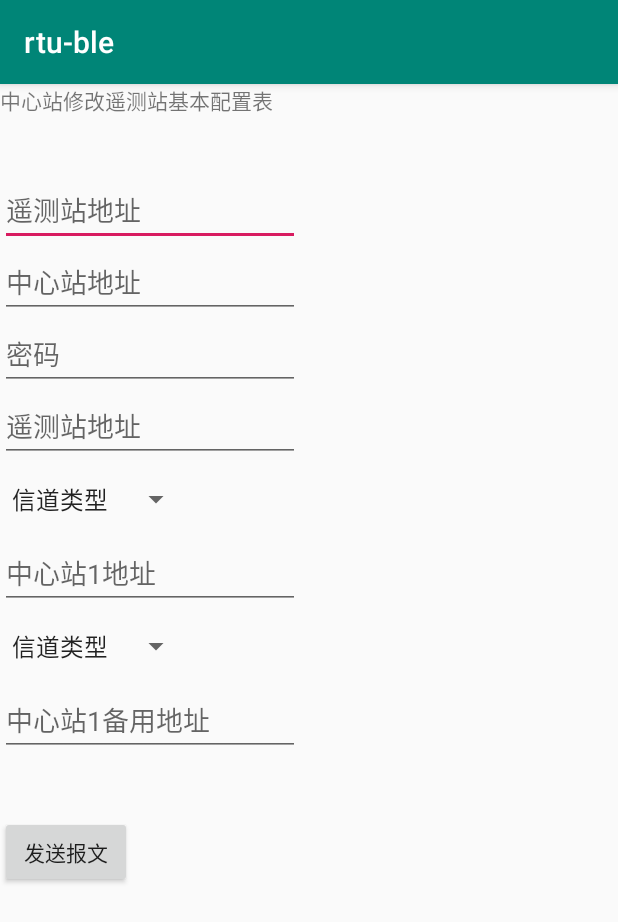
After one commit to crystal-zhaojing/rtu, an Android app: the BasicConfigActivity screen opened directly, with no data from a screen before it, on a phone screen of 412 x 824 dp. The commit adds this screen. Shown: the top 922 px of the screen. Run offline under Robolectric (Android 15) with nearby library versions, the phone set to English and light mode, and no system bars.

Commit message:
完成基本配置页面

```diff
--- a/app/src/main/AndroidManifest.xml
+++ b/app/src/main/AndroidManifest.xml
@@ -9,7 +9,8 @@
         android:roundIcon="@mipmap/ic_launcher_round"
         android:supportsRtl="true"
         android:theme="@style/AppTheme">
-        <activity android:name=".FactoryDataResetActivity"></activity>
+        <activity android:name=".BasicConfigActivity"></activity>
+        <activity android:name=".FactoryDataResetActivity" />
         <activity android:name=".MainActivity">
             <intent-filter>
                 <action android:name="android.intent.action.MAIN" />
--- /dev/null
+++ b/app/src/main/java/com/example/rtu_ble/BasicConfigActivity.java
@@ -0,0 +1,87 @@
+package com.example.rtu_ble;
+
+import android.os.Bundle;
+import android.view.View;
+import android.widget.Button;
+import android.widget.EditText;
+import android.widget.Spinner;
+import android.widget.TextView;
+
+import com.example.rtu_ble.util.CRCUtil;
+import com.example.rtu_ble.util.IncreaseIdUtil;
+import com.example.rtu_ble.util.MsgUtil;
+import com.example.rtu_ble.util.TimeUtil;
+
+import androidx.appcompat.app.AppCompatActivity;
+
+public class BasicConfigActivity extends AppCompatActivity {
+
+    private final String FRAM_START = "7E7E";
+    private final String FUN_CODE = "40";
+    private final String FIXED_80 = "80";
+    private final String MSG_START = "02";
+    private final String ADDRESS_FLAG = "0228";
+    private final String FIXED_MASTER = "0405";
+    private final String FIXED_SLAVE = "0550";
+    private final String MSG_END = "05";
+
+    private EditText etBasicConfig1;
+    private EditText etBasicConfig2;
+    private EditText etBasicConfig3;
+    private EditText etBasicConfig5;
+    private EditText etBasicConfig6;
+    private EditText etBasicConfig7;
+    private TextView tvBasicConfig;
+
+    private Button basicConfigButton;
+    private Spinner spinner1;
+    private Spinner spinner2;
+
+    @Override
+    protected void onCreate(Bundle savedInstanceState) {
+        super.onCreate(savedInstanceState);
+        setContentView(R.layout.activity_basic_config);
+
+        init();
+
+       basicConfigButton.setOnClickListener(new View.OnClickListener() {
+           @Override
+           public void onClick(View view) {
+               String id = IncreaseIdUtil.getId();
+               String sysTime = TimeUtil.getSystemTime();
+               String msgFirst = FRAM_START + etBasicConfig1.getText().toString()
+                       + etBasicConfig2.getText().toString() + etBasicConfig3.getText().toString()
+                       + FUN_CODE + FIXED_80;
+
+               String msgMiddle = id + sysTime + ADDRESS_FLAG + etBasicConfig5.getText().toString()
+                       + FIXED_MASTER + spinner1.getSelectedItem() + etBasicConfig6.getText().toString()
+                       + FIXED_SLAVE + spinner2.getSelectedItem() + etBasicConfig7.getText().toString();
+
+
+               String len = MsgUtil.getMsgLength(msgMiddle);
+               String msg = msgFirst + len + MSG_START + msgMiddle + MSG_END;
+               if (msg.length() / 2 == 1) {
+                   tvBasicConfig.setText("输入有误");
+               } else {
+                   String crc = CRCUtil.getCRC16(msg);
+                   String msgCrc = msg + crc;
+                   tvBasicConfig.setText(msgCrc);
+               }
+           }
+       });
+
+    }
+
+    public void init() {
+        etBasicConfig1 = (EditText)findViewById(R.id.edit_basic_config_1);
+        etBasicConfig2 = (EditText)findViewById(R.id.edit_basic_config_2);
+        etBasicConfig3 = (EditText)findViewById(R.id.edit_basic_config_3);
+        etBasicConfig5 = (EditText)findViewById(R.id.edit_basic_config_5);
+        etBasicConfig6 = (EditText)findViewById(R.id.edit_basic_config_6);
+        etBasicConfig7 = (EditText)findViewById(R.id.edit_basic_config_7);
+        tvBasicConfig = (TextView)findViewById(R.id.tv_basic_config_msg);
+        basicConfigButton = (Button)findViewById(R.id.button_basic_config_send);
+        spinner1 = (Spinner)findViewById(R.id.spinner_basic_config1);
+        spinner2 = (Spinner)findViewById(R.id.spinner_basic_config2);
+    }
+}
--- /dev/null
+++ b/app/src/main/res/layout/activity_basic_config.xml
@@ -0,0 +1,82 @@
+<?xml version="1.0" encoding="utf-8"?>
+<LinearLayout xmlns:android="http://schemas.android.com/apk/res/android"
+    xmlns:app="http://schemas.android.com/apk/res-auto"
+    xmlns:tools="http://schemas.android.com/tools"
+    android:layout_width="match_parent"
+    android:layout_height="match_parent"
+    android:orientation="vertical"
+    tools:context=".BasicConfigActivity">
+
+    <TextView
+        android:layout_width="wrap_content"
+        android:layout_height="40dp"
+        android:id="@+id/tv_basic_config_0"
+        android:text="中心站修改遥测站基本配置表" />
+    <TextView
+        android:layout_width="wrap_content"
+        android:layout_height="20dp"
+        android:id="@+id/tv_basic_config_space" />
+
+    <EditText
+        android:id="@+id/edit_basic_config_1"
+        android:layout_width="200dp"
+        android:layout_height="wrap_content"
+        android:hint="遥测站地址" />
+    <EditText
+        android:id="@+id/edit_basic_config_2"
+        android:layout_width="200dp"
+        android:layout_height="wrap_content"
+        android:hint="中心站地址" />
+    <EditText
+        android:id="@+id/edit_basic_config_3"
+        android:layout_width="200dp"
+        android:layout_height="wrap_content"
+        android:hint="密码" />
+    <!--<EditText
+        android:id="@+id/edit_basic_config_4"
+        android:layout_width="200dp"
+        android:layout_height="wrap_content"
+        android:hint="功能码" />-->
+    <EditText
+        android:id="@+id/edit_basic_config_5"
+        android:layout_width="200dp"
+        android:layout_height="wrap_content"
+        android:hint="遥测站地址" />
+
+    <Spinner android:id="@+id/spinner_basic_config1"
+        android:layout_width="wrap_content"
+        android:layout_height="50dp"
+        android:entries="@array/type1"/>
+
+    <EditText
+        android:id="@+id/edit_basic_config_6"
+        android:layout_width="200dp"
+        android:layout_height="wrap_content"
+        android:hint="中心站1地址" />
+
+    <Spinner android:id="@+id/spinner_basic_config2"
+        android:layout_width="wrap_content"
+        android:layout_height="50dp"
+        android:entries="@array/type1"/>
+    <EditText
+        android:id="@+id/edit_basic_config_7"
+        android:layout_width="200dp"
+        android:layout_height="wrap_content"
+        android:hint="中心站1备用地址" />
+
+
+    <TextView
+        android:layout_width="wrap_content"
+        android:layout_height="40dp"
+        android:id="@+id/tv_basic_config_msg"
+        />
+    <Button
+        android:text="发送报文"
+
+        android:id="@+id/button_basic_config_send"
+        android:layout_width="wrap_content"
+        android:layout_height="wrap_content"
+        android:layout_gravity="center_vertical"
+        />
+
+</LinearLayout>
--- /dev/null
+++ b/app/src/main/res/values/array.xml
@@ -0,0 +1,13 @@
+<?xml version="1.0" encoding="utf-8"?>
+<resources>
+    <string-array name="type1">
+        <item>信道类型</item>
+        <item>01</item>
+        <item>02</item>
+        <item>03</item>
+        <item>04</item>
+        <item>05</item>
+        <item>06</item>
+    </string-array>
+
+</resources>
```
Also changed, not shown: app/src/main/java/com/example/rtu_ble/MainActivity.java (+12 -2 lines), app/src/main/java/com/example/rtu_ble/util/EditTextUtil.java (added, +56 -0 lines), app/src/main/java/com/example/rtu_ble/util/IncreaseIdUtil.java (added, +15 -0 lines), app/src/main/java/com/example/rtu_ble/util/MsgUtil.java (added, +11 -0 lines), 463 other files.
